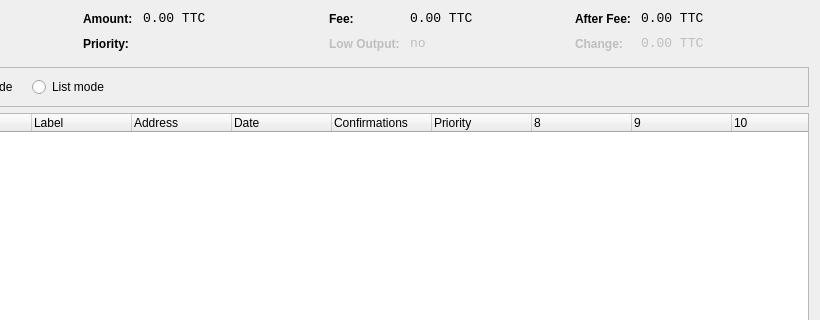
The window that src/qt/forms/coincontroldialog.ui (piblockchains/tatoocoin) describes before a commit, drawn with Qt 5; both pictures show x 180 to 1000 and y 0 to 320 of the 1000 by 500 pixel window.
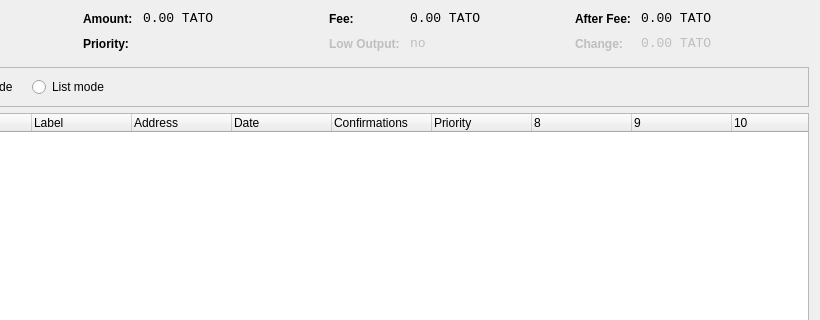
The same window after the commit. Custom widgets are drawn as their Qt base class.

Patch:
```diff
--- a/src/qt/forms/coincontroldialog.ui
+++ b/src/qt/forms/coincontroldialog.ui
@@ -141,7 +141,7 @@
           <enum>Qt::ActionsContextMenu</enum>
          </property>
          <property name="text">
-          <string notr="true">0.00 TTC</string>
+          <string notr="true">0.00 TATO</string>
          </property>
          <property name="textInteractionFlags">
           <set>Qt::LinksAccessibleByMouse|Qt::TextSelectableByKeyboard|Qt::TextSelectableByMouse</set>
@@ -221,7 +221,7 @@
           <enum>Qt::ActionsContextMenu</enum>
          </property>
          <property name="text">
-          <string notr="true">0.00 TTC</string>
+          <string notr="true">0.00 TATO</string>
          </property>
          <property name="textInteractionFlags">
           <set>Qt::LinksAccessibleByMouse|Qt::TextSelectableByKeyboard|Qt::TextSelectableByMouse</set>
@@ -307,7 +307,7 @@
           <enum>Qt::ActionsContextMenu</enum>
          </property>
          <property name="text">
-          <string notr="true">0.00 TTC</string>
+          <string notr="true">0.00 TATO</string>
          </property>
          <property name="textInteractionFlags">
           <set>Qt::LinksAccessibleByMouse|Qt::TextSelectableByKeyboard|Qt::TextSelectableByMouse</set>
@@ -345,7 +345,7 @@
           <enum>Qt::ActionsContextMenu</enum>
          </property>
          <property name="text">
-          <string notr="true">0.00 TTC</string>
+          <string notr="true">0.00 TATO</string>
          </property>
          <property name="textInteractionFlags">
           <set>Qt::LinksAccessibleByMouse|Qt::TextSelectableByKeyboard|Qt::TextSelectableByMouse</set>
```
